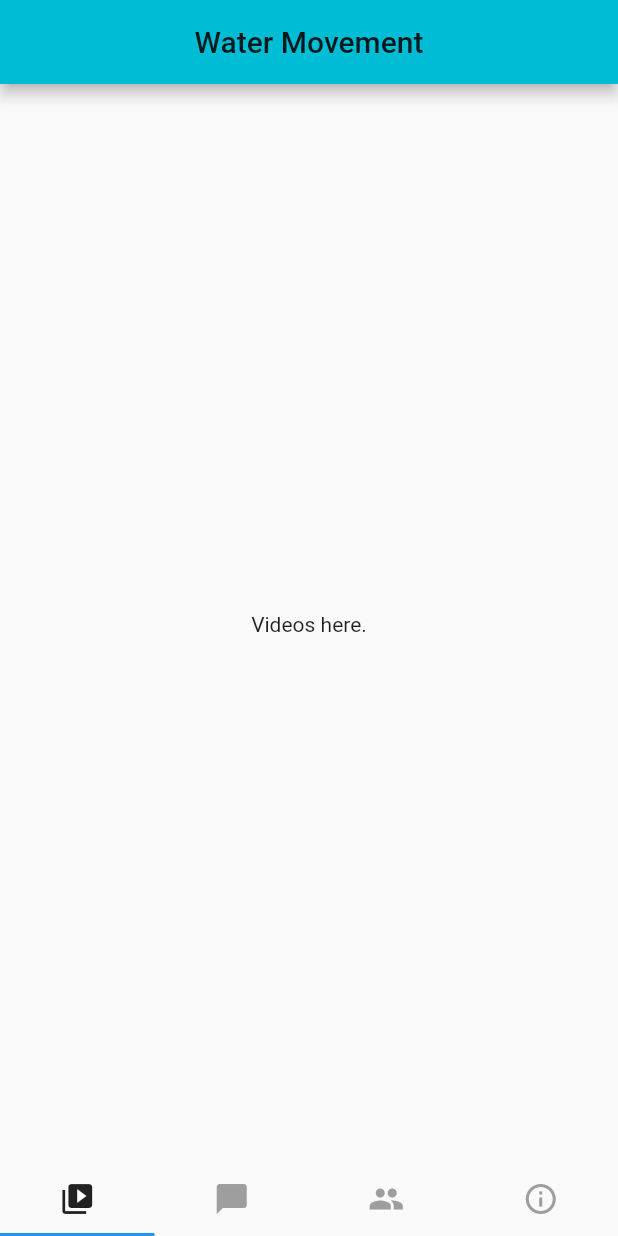
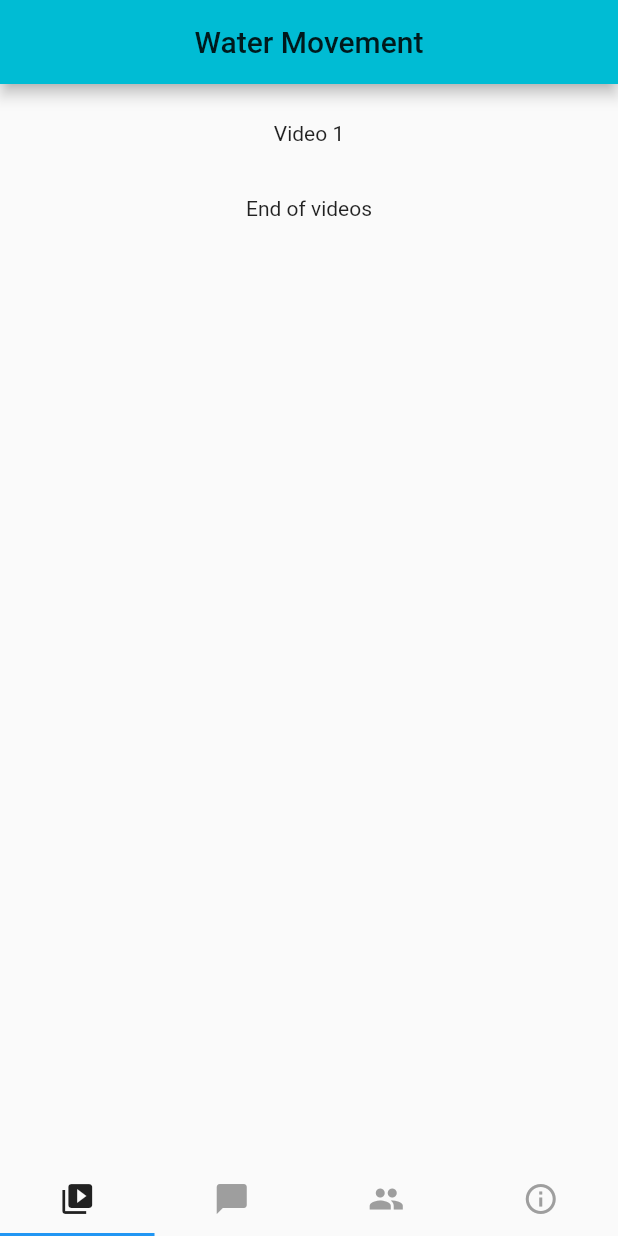
Before and after one commit to March-27-Hackathon/water-movement-st0ro, a Flutter app: the screen it shows after launch, on a phone screen of 412 x 824 dp. Run offline on Flutter 3.47's test engine with Material 2 defaults, Android fonts, the phone set to English and light mode, and no system bars.

Commit message:
Fix text

```diff
--- a/water_movement/lib/main.dart
+++ b/water_movement/lib/main.dart
@@ -1,13 +1,13 @@
 import 'package:flutter/material.dart';
 
-void main() => runApp(HomeScreen());
+void main() => runApp(WaterMovement());
 
-class HomeScreen extends StatefulWidget {
+class WaterMovement extends StatefulWidget {
   @override
-  _HomeScreenPage createState() => _HomeScreenPage();
+  _WaterMovementPage createState() => _WaterMovementPage();
 }
 
-class _HomeScreenPage extends State<HomeScreen>
+class _WaterMovementPage extends State<WaterMovement>
     with SingleTickerProviderStateMixin {
   TabController tabController;
 
@@ -159,7 +159,21 @@ class VideoTab extends StatelessWidget{
   Widget build(BuildContext context) {
     return Container(
       child: Center(
-        child: Text("Videos here."),
+        child: ListView(
+          padding: const EdgeInsets.all(8),
+          children: <Widget>[
+            Container(
+              height: 50,
+              //color: Colors.amber[100],
+              child: const Center(child: Text('Video 1')),
+            ),
+            Container(
+              height: 50,
+              //color: Colors.amber[100],
+              child: const Center(child: Text('End of videos')),
+            ),
+          ],
+        )
       ),
     );
   }
```
